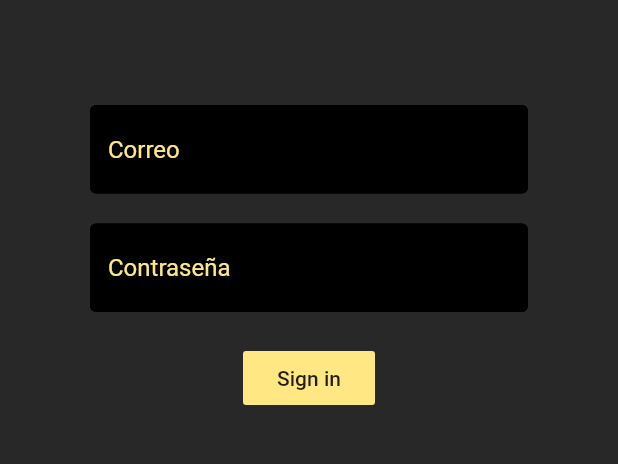
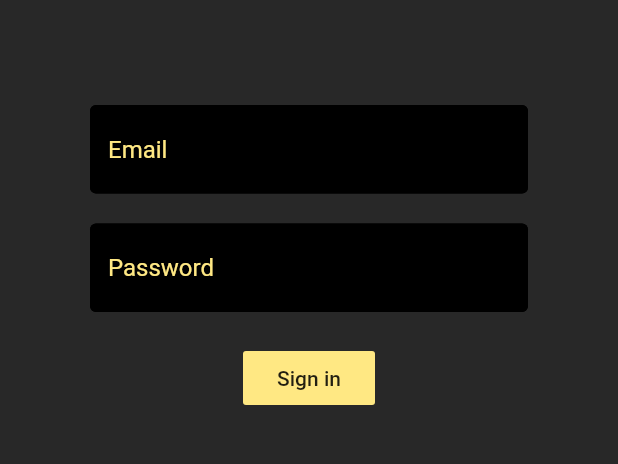
Before and after one commit to Catenea/Bronexion, a Flutter app: the screen it shows after launch, on a phone screen of 412 x 824 dp, the part 84-548 px from its top. Run offline on Flutter 3.47's test engine with Material 2 defaults, Android fonts, the phone set to English and light mode, and no system bars; our stand-ins replace cloud_firestore, firebase_auth, firebase_database, firebase_storage, image_picker; accounts and stored records are empty.

Commit message:
Changing hint text of TextFields

```diff
--- a/lib/authentication/register.dart
+++ b/lib/authentication/register.dart
@@ -49,7 +49,7 @@ class _RegisterState extends State<Register> {
                   SizedBox(height: 20.0),
                   TextFormField(
                     style: TextStyle(color: Colors.white),
-                    decoration: textInputDecor.copyWith(hintText: "Correo"),
+                    decoration: textInputDecor.copyWith(hintText: "Email"),
                     validator: (val) =>
                         val.isEmpty ? "ingrese un correo" : null,
                     onChanged: (val) {
@@ -62,7 +62,7 @@ class _RegisterState extends State<Register> {
                   TextFormField(
                     obscureText: true,
                     style: TextStyle(color: Colors.white),
-                    decoration: textInputDecor.copyWith(hintText: "Contraseña"),
+                    decoration: textInputDecor.copyWith(hintText: "Password"),
                     validator: (val) => val.length < 8
                         ? "La contraseña debe tener al menos 8 caracteres"
                         : null,
--- a/lib/authentication/sign_in.dart
+++ b/lib/authentication/sign_in.dart
@@ -49,7 +49,7 @@ class _Sign_InState extends State<Sign_In> {
                   SizedBox(height: 20.0),
                   TextFormField(
                     style: TextStyle(color: Colors.white),
-                    decoration: textInputDecor.copyWith(hintText: "Correo"),
+                    decoration: textInputDecor.copyWith(hintText: "Email"),
                     validator: (val) =>
                         val.isEmpty ? "ingrese un correo" : null,
                     onChanged: (val) {
@@ -62,7 +62,7 @@ class _Sign_InState extends State<Sign_In> {
                   TextFormField(
                     obscureText: true,
                     style: TextStyle(color: Colors.white),
-                    decoration: textInputDecor.copyWith(hintText: "Contraseña"),
+                    decoration: textInputDecor.copyWith(hintText: "Password"),
                     validator: (val) => val.length < 8
                         ? "La contraseña debe tener al menos 8 caracteres"
                         : null,
```
